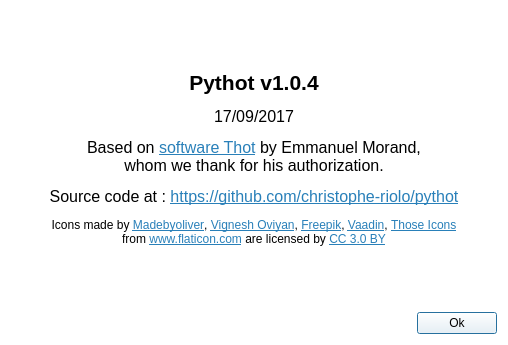
christophe-riolo/pythot, file about.ui: the form before one commit.
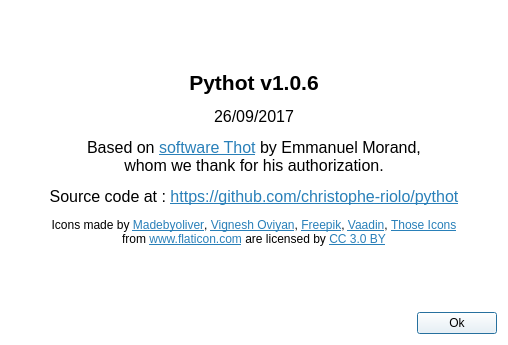
The form after the commit. Icons and pictures are not drawn.

The edit to the form file:
```diff
--- a/about.ui
+++ b/about.ui
@@ -33,7 +33,7 @@
       </sizepolicy>
      </property>
      <property name="text">
-      <string>&lt;html&gt;&lt;head/&gt;&lt;body&gt;&lt;p align=&quot;center&quot;&gt;&lt;span style=&quot; font-size:16pt; font-weight:600;&quot;&gt;Pythot v1.0.4&lt;/span&gt;&lt;/p&gt;&lt;p align=&quot;center&quot;&gt;&lt;span style=&quot; font-size:12pt;&quot;&gt;17/09/2017&lt;/span&gt;&lt;/p&gt;&lt;p align=&quot;center&quot;&gt;&lt;span style=&quot; font-size:12pt;&quot;&gt;Based on &lt;/span&gt;&lt;a href=&quot;http://www.emmanuelmorand.net/thot/presentation.php&quot;&gt;&lt;span style=&quot; font-size:12pt; text-decoration: underline; color:#2980b9;&quot;&gt;software Thot&lt;/span&gt;&lt;/a&gt;&lt;span style=&quot; font-size:12pt;&quot;&gt; by Emmanuel Morand,&lt;br/&gt;whom we thank for his authorization.&lt;/span&gt;&lt;/p&gt;&lt;p align=&quot;center&quot;&gt;&lt;span style=&quot; font-size:12pt;&quot;&gt;Source code at : &lt;/span&gt;&lt;a href=&quot;https://github.com/christophe-riolo/pythot&quot;&gt;&lt;span style=&quot; font-size:12pt; text-decoration: underline; color:#2980b9;&quot;&gt;https://github.com/christophe-riolo/pythot&lt;/span&gt;&lt;/a&gt;&lt;/p&gt;&lt;p align=&quot;center&quot;&gt;Icons made by &lt;a href=&quot;https://www.flaticon.com/authors/madebyoliver&quot;&gt;&lt;span style=&quot; text-decoration: underline; color:#2980b9;&quot;&gt;Madebyoliver&lt;/span&gt;&lt;/a&gt;, &lt;a href=&quot;https://www.flaticon.com/authors/vignesh-oviyan&quot;&gt;&lt;span style=&quot; text-decoration: underline; color:#2980b9;&quot;&gt;Vignesh Oviyan&lt;/span&gt;&lt;/a&gt;, &lt;a href=&quot;http://www.freepik.com&quot;&gt;&lt;span style=&quot; text-decoration: underline; color:#2980b9;&quot;&gt;Freepik&lt;/span&gt;&lt;/a&gt;, &lt;a href=&quot;https://www.flaticon.com/authors/vaadin&quot;&gt;&lt;span style=&quot; text-decoration: underline; color:#2980b9;&quot;&gt;Vaadin&lt;/span&gt;&lt;/a&gt;, &lt;a href=&quot;https://www.flaticon.com/authors/those-icons&quot;&gt;&lt;span style=&quot; text-decoration: underline; color:#2980b9;&quot;&gt;Those Icons&lt;/span&gt;&lt;/a&gt;&lt;br/&gt;from &lt;a href=&quot;https://www.flaticon.com/&quot;&gt;&lt;span style=&quot; text-decoration: underline; color:#2980b9;&quot;&gt;www.flaticon.com&lt;/span&gt;&lt;/a&gt; are licensed by &lt;a href=&quot;http://creativecommons.org/licenses/by/3.0/&quot;&gt;&lt;span style=&quot; text-decoration: underline; color:#2980b9;&quot;&gt;CC 3.0 BY&lt;/span&gt;&lt;/a&gt;&lt;/p&gt;&lt;/body&gt;&lt;/html&gt;</string>
+      <string>&lt;html&gt;&lt;head/&gt;&lt;body&gt;&lt;p align=&quot;center&quot;&gt;&lt;span style=&quot; font-size:16pt; font-weight:600;&quot;&gt;Pythot v1.0.6&lt;/span&gt;&lt;/p&gt;&lt;p align=&quot;center&quot;&gt;&lt;span style=&quot; font-size:12pt;&quot;&gt;26/09/2017&lt;/span&gt;&lt;/p&gt;&lt;p align=&quot;center&quot;&gt;&lt;span style=&quot; font-size:12pt;&quot;&gt;Based on &lt;/span&gt;&lt;a href=&quot;http://www.emmanuelmorand.net/thot/presentation.php&quot;&gt;&lt;span style=&quot; font-size:12pt; text-decoration: underline; color:#2980b9;&quot;&gt;software Thot&lt;/span&gt;&lt;/a&gt;&lt;span style=&quot; font-size:12pt;&quot;&gt; by Emmanuel Morand,&lt;br/&gt;whom we thank for his authorization.&lt;/span&gt;&lt;/p&gt;&lt;p align=&quot;center&quot;&gt;&lt;span style=&quot; font-size:12pt;&quot;&gt;Source code at : &lt;/span&gt;&lt;a href=&quot;https://github.com/christophe-riolo/pythot&quot;&gt;&lt;span style=&quot; font-size:12pt; text-decoration: underline; color:#2980b9;&quot;&gt;https://github.com/christophe-riolo/pythot&lt;/span&gt;&lt;/a&gt;&lt;/p&gt;&lt;p align=&quot;center&quot;&gt;Icons made by &lt;a href=&quot;https://www.flaticon.com/authors/madebyoliver&quot;&gt;&lt;span style=&quot; text-decoration: underline; color:#2980b9;&quot;&gt;Madebyoliver&lt;/span&gt;&lt;/a&gt;, &lt;a href=&quot;https://www.flaticon.com/authors/vignesh-oviyan&quot;&gt;&lt;span style=&quot; text-decoration: underline; color:#2980b9;&quot;&gt;Vignesh Oviyan&lt;/span&gt;&lt;/a&gt;, &lt;a href=&quot;http://www.freepik.com&quot;&gt;&lt;span style=&quot; text-decoration: underline; color:#2980b9;&quot;&gt;Freepik&lt;/span&gt;&lt;/a&gt;, &lt;a href=&quot;https://www.flaticon.com/authors/vaadin&quot;&gt;&lt;span style=&quot; text-decoration: underline; color:#2980b9;&quot;&gt;Vaadin&lt;/span&gt;&lt;/a&gt;, &lt;a href=&quot;https://www.flaticon.com/authors/those-icons&quot;&gt;&lt;span style=&quot; text-decoration: underline; color:#2980b9;&quot;&gt;Those Icons&lt;/span&gt;&lt;/a&gt;&lt;br/&gt;from &lt;a href=&quot;https://www.flaticon.com/&quot;&gt;&lt;span style=&quot; text-decoration: underline; color:#2980b9;&quot;&gt;www.flaticon.com&lt;/span&gt;&lt;/a&gt; are licensed by &lt;a href=&quot;http://creativecommons.org/licenses/by/3.0/&quot;&gt;&lt;span style=&quot; text-decoration: underline; color:#2980b9;&quot;&gt;CC 3.0 BY&lt;/span&gt;&lt;/a&gt;&lt;/p&gt;&lt;/body&gt;&lt;/html&gt;</string>
      </property>
     </widget>
    </item>
```
